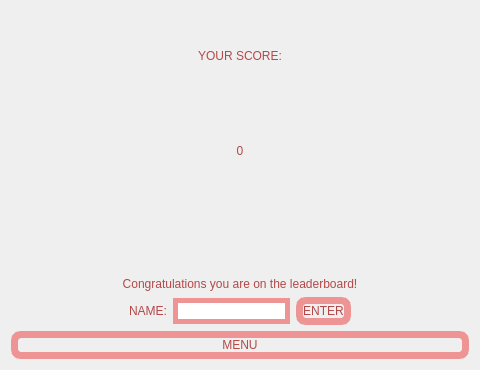
Qt form MATFWars/result.ui (Divljo31/MATFWars) before a commit.
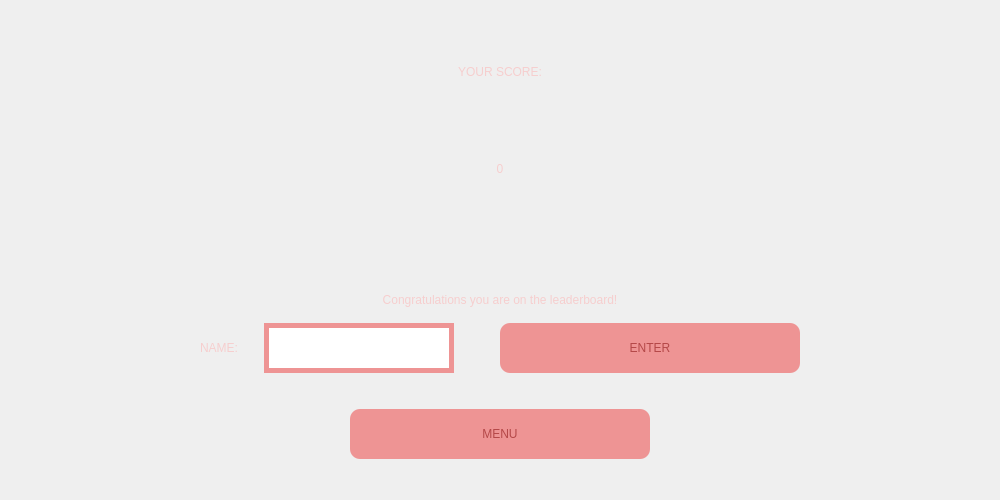
The same form after that commit. Icons and pictures are not drawn.

What changed in the file:
```diff
--- a/MATFWars/result.ui
+++ b/MATFWars/result.ui
@@ -6,10 +6,22 @@
    <rect>
     <x>0</x>
     <y>0</y>
-    <width>480</width>
-    <height>370</height>
+    <width>1000</width>
+    <height>500</height>
    </rect>
   </property>
+  <property name="minimumSize">
+   <size>
+    <width>700</width>
+    <height>300</height>
+   </size>
+  </property>
+  <property name="maximumSize">
+   <size>
+    <width>1000</width>
+    <height>500</height>
+   </size>
+  </property>
   <property name="windowTitle">
    <string>Dialog</string>
   </property>
@@ -19,11 +31,27 @@
 }</string>
   </property>
   <layout class="QVBoxLayout" name="verticalLayout">
+   <item>
+    <spacer name="verticalSpacer_3">
+     <property name="orientation">
+      <enum>Qt::Vertical</enum>
+     </property>
+     <property name="sizeType">
+      <enum>QSizePolicy::Fixed</enum>
+     </property>
+     <property name="sizeHint" stdset="0">
+      <size>
+       <width>20</width>
+       <height>20</height>
+      </size>
+     </property>
+    </spacer>
+   </item>
    <item>
     <widget class="QLabel" name="label">
      <property name="styleSheet">
-      <string notr="true">color: rgb(180, 72, 72);
-font: 600 20pt &quot;URW Bookman&quot;;
+      <string notr="true">color: rgb(246, 206, 206);
+font: 600 25pt &quot;URW Bookman&quot;;
 </string>
      </property>
      <property name="text">
@@ -34,11 +62,27 @@
      </property>
     </widget>
    </item>
+   <item>
+    <spacer name="verticalSpacer_5">
+     <property name="orientation">
+      <enum>Qt::Vertical</enum>
+     </property>
+     <property name="sizeType">
+      <enum>QSizePolicy::Fixed</enum>
+     </property>
+     <property name="sizeHint" stdset="0">
+      <size>
+       <width>20</width>
+       <height>10</height>
+      </size>
+     </property>
+    </spacer>
+   </item>
    <item>
     <widget class="QLabel" name="score_label">
      <property name="styleSheet">
-      <string notr="true">color: rgb(180, 72, 72);
-font: 600 20pt &quot;URW Bookman&quot;;
+      <string notr="true">color: rgb(246, 206, 206);
+font: 600 25pt &quot;URW Bookman&quot;;
 </string>
      </property>
      <property name="text">
@@ -49,11 +93,27 @@
      </property>
     </widget>
    </item>
+   <item>
+    <spacer name="verticalSpacer_4">
+     <property name="orientation">
+      <enum>Qt::Vertical</enum>
+     </property>
+     <property name="sizeType">
+      <enum>QSizePolicy::Fixed</enum>
+     </property>
+     <property name="sizeHint" stdset="0">
+      <size>
+       <width>20</width>
+       <height>10</height>
+      </size>
+     </property>
+    </spacer>
+   </item>
    <item>
     <widget class="QLabel" name="congrats_label">
      <property name="styleSheet">
-      <string notr="true">color: rgb(180, 72, 72);
-font: 600 14pt &quot;URW Bookman&quot;;</string>
+      <string notr="true">color: rgb(246, 206, 206);
+font: 600 22pt &quot;URW Bookman&quot;;</string>
      </property>
      <property name="text">
       <string>Congratulations you are on the leaderboard!</string>
@@ -63,6 +123,22 @@
      </property>
     </widget>
    </item>
+   <item>
+    <spacer name="verticalSpacer">
+     <property name="orientation">
+      <enum>Qt::Vertical</enum>
+     </property>
+     <property name="sizeType">
+      <enum>QSizePolicy::Fixed</enum>
+     </property>
+     <property name="sizeHint" stdset="0">
+      <size>
+       <width>20</width>
+       <height>10</height>
+      </size>
+     </property>
+    </spacer>
+   </item>
    <item>
     <layout class="QHBoxLayout" name="horizontalLayout">
      <item>
@@ -81,8 +157,8 @@
      <item>
       <widget class="QLabel" name="label_2">
        <property name="styleSheet">
-        <string notr="true">color: rgb(180, 72, 72);
-font: 600 20pt &quot;URW Bookman&quot;;
+        <string notr="true">font: 600 25pt &quot;URW Bookman&quot;;
+color: rgb(246, 206, 206);
 </string>
        </property>
        <property name="text">
@@ -90,8 +166,36 @@
        </property>
       </widget>
      </item>
+     <item>
+      <spacer name="horizontalSpacer_4">
+       <property name="orientation">
+        <enum>Qt::Horizontal</enum>
+       </property>
+       <property name="sizeType">
+        <enum>QSizePolicy::Fixed</enum>
+       </property>
+       <property name="sizeHint" stdset="0">
+        <size>
+         <width>20</width>
+         <height>20</height>
+        </size>
+       </property>
+      </spacer>
+     </item>
      <item>
       <widget class="QLineEdit" name="result_lineEdit">
+       <property name="minimumSize">
+        <size>
+         <width>30</width>
+         <height>50</height>
+        </size>
+       </property>
+       <property name="maximumSize">
+        <size>
+         <width>16777215</width>
+         <height>16777215</height>
+        </size>
+       </property>
        <property name="styleSheet">
         <string notr="true">border:5px solid;
 background-image: url(:/background/whiteBackground.jpg);
@@ -99,15 +203,47 @@
        </property>
       </widget>
      </item>
+     <item>
+      <spacer name="horizontalSpacer">
+       <property name="orientation">
+        <enum>Qt::Horizontal</enum>
+       </property>
+       <property name="sizeType">
+        <enum>QSizePolicy::Fixed</enum>
+       </property>
+       <property name="sizeHint" stdset="0">
+        <size>
+         <width>40</width>
+         <height>20</height>
+        </size>
+       </property>
+      </spacer>
+     </item>
      <item>
       <widget class="QPushButton" name="enter_result_button">
+       <property name="sizePolicy">
+        <sizepolicy hsizetype="Expanding" vsizetype="Expanding">
+         <horstretch>3</horstretch>
+         <verstretch>3</verstretch>
+        </sizepolicy>
+       </property>
+       <property name="minimumSize">
+        <size>
+         <width>30</width>
+         <height>50</height>
+        </size>
+       </property>
+       <property name="maximumSize">
+        <size>
+         <width>300</width>
+         <height>50</height>
+        </size>
+       </property>
        <property name="styleSheet">
         <string notr="true">color:rgb(180, 72, 72);
-font: 600 17pt &quot;URW Bookman&quot;;
-border-radius:10px;
-border:7px solid;
-border-color: rgb(238, 148, 148);
-background-image: url(:/background/backgroundBtns.jpg);</string>
+font: 600 25pt &quot;URW Bookman&quot;;
+background-color:rgb(238, 148, 148);
+border-radius:10px;</string>
        </property>
        <property name="text">
         <string>ENTER</string>
@@ -130,19 +266,109 @@
     </layout>
    </item>
    <item>
-    <widget class="QPushButton" name="menu_result_button">
-     <property name="styleSheet">
-      <string notr="true">color:rgb(180, 72, 72);
-font: 600 17pt &quot;URW Bookman&quot;;
-border-radius:10px;
-border:7px solid;
-border-color: rgb(238, 148, 148);
-background-image: url(:/background/backgroundBtns.jpg);</string>
+    <spacer name="verticalSpacer_2">
+     <property name="orientation">
+      <enum>Qt::Vertical</enum>
      </property>
-     <property name="text">
-      <string>MENU</string>
+     <property name="sizeType">
+      <enum>QSizePolicy::Fixed</enum>
      </property>
-    </widget>
+     <property name="sizeHint" stdset="0">
+      <size>
+       <width>20</width>
+       <height>30</height>
+      </size>
+     </property>
+    </spacer>
+   </item>
+   <item>
+    <layout class="QHBoxLayout" name="horizontalLayout_2">
+     <property name="leftMargin">
+      <number>0</number>
+     </property>
+     <property name="topMargin">
+      <number>0</number>
+     </property>
+     <property name="rightMargin">
+      <number>0</number>
+     </property>
+     <property name="bottomMargin">
+      <number>0</number>
+     </property>
+     <item>
+      <spacer name="horizontalSpacer_6">
+       <property name="orientation">
+        <enum>Qt::Horizontal</enum>
+       </property>
+       <property name="sizeHint" stdset="0">
+        <size>
+         <width>40</width>
+         <height>20</height>
+        </size>
+       </property>
+      </spacer>
+     </item>
+     <item>
+      <widget class="QPushButton" name="menu_result_button">
+       <property name="sizePolicy">
+        <sizepolicy hsizetype="Expanding" vsizetype="Expanding">
+         <horstretch>3</horstretch>
+         <verstretch>3</verstretch>
+        </sizepolicy>
+       </property>
+       <property name="minimumSize">
+        <size>
+         <width>30</width>
+         <height>50</height>
+        </size>
+       </property>
+       <property name="maximumSize">
+        <size>
+         <width>300</width>
+         <height>50</height>
+        </size>
+       </property>
+       <property name="styleSheet">
+        <string notr="true">color:rgb(180, 72, 72);
+font: 600 25pt &quot;URW Bookman&quot;;
+background-color:rgb(238, 148, 148);
+border-radius:10px;</string>
+       </property>
+       <property name="text">
+        <string>MENU</string>
+       </property>
+      </widget>
+     </item>
+     <item>
+      <spacer name="horizontalSpacer_5">
+       <property name="orientation">
+        <enum>Qt::Horizontal</enum>
+       </property>
+       <property name="sizeHint" stdset="0">
+        <size>
+         <width>40</width>
+         <height>20</height>
+        </size>
+       </property>
+      </spacer>
+     </item>
+    </layout>
+   </item>
+   <item>
+    <spacer name="verticalSpacer_6">
+     <property name="orientation">
+      <enum>Qt::Vertical</enum>
+     </property>
+     <property name="sizeType">
+      <enum>QSizePolicy::Fixed</enum>
+     </property>
+     <property name="sizeHint" stdset="0">
+      <size>
+       <width>20</width>
+       <height>30</height>
+      </size>
+     </property>
+    </spacer>
    </item>
   </layout>
  </widget>
```
Left out of the diff: 8 changed lines with no effect on the pictures.
